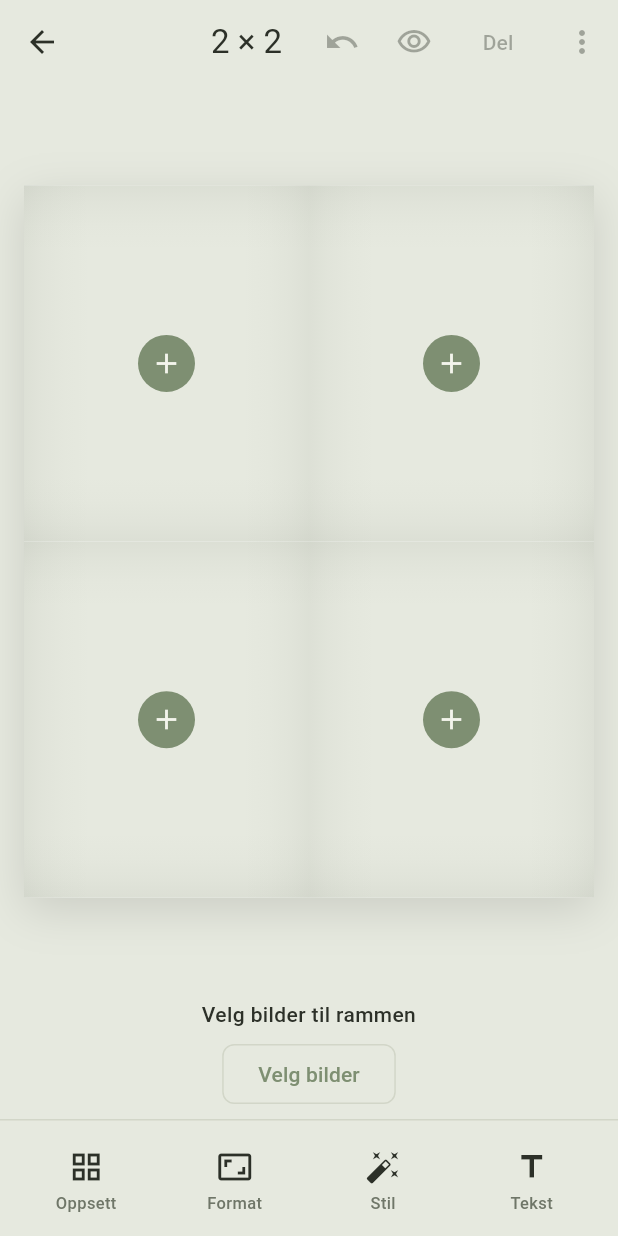
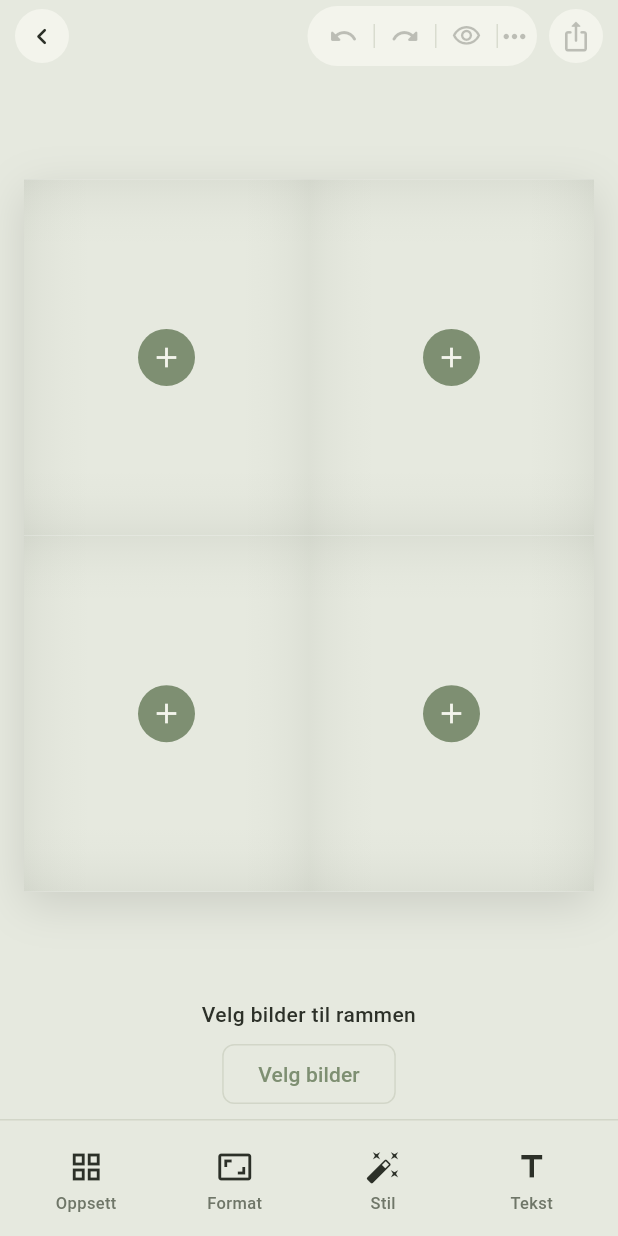
Before and after one commit to hannekj/image_grid, a Flutter app: the screen it shows after launch, after a tap on "Lag innlegg", on a phone screen of 412 x 824 dp. Run offline on Flutter 3.47's test engine with Material 3 defaults, Android fonts, the phone set to English and light mode, and no system bars; our stand-ins replace google_fonts, image_picker, share_plus; missing offline and left inert: gal.

Commit message:
Make editor chrome compact and icon-only
Drop layout/carousel titles and group undo, redo, preview, and more in a shared pill app bar.

Co-authored-by: Cursor <cursoragent@cursor.com>

```diff
--- /dev/null
+++ b/lib/editor_app_bar.dart
@@ -0,0 +1,219 @@
+import 'package:flutter/material.dart';
+
+import 'app_theme.dart';
+
+/// Compact icon-only editor chrome: back · [undo redo …] · share.
+class EditorAppBar extends StatelessWidget implements PreferredSizeWidget {
+  const EditorAppBar({
+    super.key,
+    required this.canUndo,
+    required this.canRedo,
+    required this.onUndo,
+    required this.onRedo,
+    required this.onShare,
+    required this.moreEnabled,
+    required this.moreItems,
+    required this.onMoreSelected,
+    this.sharing = false,
+    this.shareEnabled = false,
+    this.shareLabel,
+    this.previewing = false,
+    this.onTogglePreview,
+    this.previewEnabled = false,
+  });
+
+  final bool canUndo;
+  final bool canRedo;
+  final VoidCallback onUndo;
+  final VoidCallback onRedo;
+  final VoidCallback? onShare;
+  final bool sharing;
+  final bool shareEnabled;
+  final String? shareLabel;
+  final bool moreEnabled;
+  final List<PopupMenuEntry<String>> moreItems;
+  final ValueChanged<String> onMoreSelected;
+  final bool previewing;
+  final VoidCallback? onTogglePreview;
+  final bool previewEnabled;
+
+  static const _barHeight = 48.0;
+
+  @override
+  Size get preferredSize => const Size.fromHeight(_barHeight);
+
+  @override
+  Widget build(BuildContext context) {
+    return AppBar(
+      backgroundColor: AppTheme.mist,
+      foregroundColor: AppTheme.ink,
+      elevation: 0,
+      scrolledUnderElevation: 0,
+      toolbarHeight: _barHeight,
+      centerTitle: true,
+      titleSpacing: 0,
+      title: const SizedBox.shrink(),
+      leadingWidth: 56,
+      leading: Padding(
+        padding: const EdgeInsets.only(left: 10),
+        child: Align(
+          alignment: Alignment.centerLeft,
+          child: _CircleIconButton(
+            tooltip: 'Tilbake',
+            icon: Icons.chevron_left_rounded,
+            onPressed: () => Navigator.maybePop(context),
+          ),
+        ),
+      ),
+      actions: [
+        _IconCluster(
+          children: [
+            _ClusterIconButton(
+              tooltip: 'Angre',
+              icon: Icons.undo_rounded,
+              onPressed: canUndo ? onUndo : null,
+            ),
+            _ClusterIconButton(
+              tooltip: 'Gjør om',
+              icon: Icons.redo_rounded,
+              onPressed: canRedo ? onRedo : null,
+            ),
+            if (onTogglePreview != null)
+              _ClusterIconButton(
+                tooltip: previewing
+                    ? 'Avslutt forhåndsvisning'
+                    : 'Forhåndsvis',
+                icon: previewing
+                    ? Icons.visibility_off_outlined
+                    : Icons.visibility_outlined,
+                onPressed: previewEnabled ? onTogglePreview : null,
+              ),
+            PopupMenuButton<String>(
+              tooltip: 'Mer',
+              enabled: moreEnabled,
+              padding: EdgeInsets.zero,
+              constraints: const BoxConstraints(minWidth: 36, minHeight: 36),
+              offset: const Offset(0, 40),
+              onSelected: onMoreSelected,
+              itemBuilder: (context) => moreItems,
+              child: Icon(
+                Icons.more_horiz_rounded,
+                size: 22,
+                color: moreEnabled
+                    ? AppTheme.ink
+                    : AppTheme.ink.withValues(alpha: 0.28),
+              ),
+            ),
+          ],
+        ),
+        const SizedBox(width: 8),
+        Padding(
+          padding: const EdgeInsets.only(right: 10),
+          child: _CircleIconButton(
+            tooltip: shareLabel ?? 'Del',
+            icon: sharing ? Icons.hourglass_top_rounded : Icons.ios_share_rounded,
+            onPressed: shareEnabled && !sharing ? onShare : null,
+          ),
+        ),
+      ],
+      automaticallyImplyLeading: false,
+    );
+  }
+}
+
+class _IconCluster extends StatelessWidget {
+  const _IconCluster({required this.children});
+
+  final List<Widget> children;
+
+  @override
+  Widget build(BuildContext context) {
+    return Material(
+      color: AppTheme.cream,
+      borderRadius: BorderRadius.circular(20),
+      child: Padding(
+        padding: const EdgeInsets.symmetric(horizontal: 4),
+        child: Row(
+          mainAxisSize: MainAxisSize.min,
+          children: [
+            for (var i = 0; i < children.length; i++) ...[
+              if (i > 0)
+                Container(
+                  width: 1,
+                  height: 16,
+                  color: AppTheme.line.withValues(alpha: 0.8),
+                ),
+              children[i],
+            ],
+          ],
+        ),
+      ),
+    );
+  }
+}
+
+class _ClusterIconButton extends StatelessWidget {
+  const _ClusterIconButton({
+    required this.tooltip,
+    required this.icon,
+    required this.onPressed,
+  });
+
+  final String tooltip;
+  final IconData icon;
+  final VoidCallback? onPressed;
+
+  @override
+  Widget build(BuildContext context) {
+    final enabled = onPressed != null;
+    return IconButton(
+      tooltip: tooltip,
+      onPressed: onPressed,
+      visualDensity: VisualDensity.compact,
+      padding: EdgeInsets.zero,
+      constraints: const BoxConstraints(minWidth: 36, minHeight: 36),
+      icon: Icon(
+        icon,
+        size: 20,
+        color: enabled ? AppTheme.ink : AppTheme.ink.withValues(alpha: 0.28),
+      ),
+    );
+  }
+}
+
+class _CircleIconButton extends StatelessWidget {
+  const _CircleIconButton({
+    required this.tooltip,
+    required this.icon,
+    required this.onPressed,
+  });
+
+  final String tooltip;
+  final IconData icon;
+  final VoidCallback? onPressed;
+
+  @override
+  Widget build(BuildContext context) {
+    final enabled = onPressed != null;
+    return Tooltip(
+      message: tooltip,
+      child: Material(
+        color: AppTheme.cream,
+        shape: const CircleBorder(),
+        child: InkWell(
+          customBorder: const CircleBorder(),
+          onTap: onPressed,
+          child: SizedBox(
+            width: 36,
+            height: 36,
+            child: Icon(
+              icon,
+              size: 22,
+              color: enabled ? AppTheme.ink : AppTheme.ink.withValues(alpha: 0.28),
+            ),
+          ),
+        ),
+      ),
+    );
+  }
+}
--- a/lib/layout_editor_page.dart
+++ b/lib/layout_editor_page.dart
@@ -17,6 +17,7 @@ import 'canvas_share.dart';
 import 'discard_dialog.dart';
 import 'dump_layout.dart';
 import 'draft_storage.dart';
+import 'editor_app_bar.dart';
 import 'editor_history.dart';
 import 'editor_tool_grid.dart';
 import 'empty_canvas_hint.dart';
@@ -941,39 +942,31 @@ class _LayoutEditorPageState extends State<LayoutEditorPage> {
       },
       child: Scaffold(
         backgroundColor: AppTheme.mist,
-        appBar: AppBar(
-          backgroundColor: AppTheme.mist,
-          title: Text(_layout.label),
-          centerTitle: true,
-          actions: [
-            IconButton(
-              tooltip: 'Angre',
-              onPressed:
-                  _history.canUndo && !_exporting && !_previewing ? _undo : null,
-              icon: const Icon(Icons.undo),
+        appBar: EditorAppBar(
+          canUndo: _history.canUndo && !_exporting && !_previewing,
+          canRedo: _history.canRedo && !_exporting && !_previewing,
+          onUndo: _undo,
+          onRedo: _redo,
+          sharing: _exporting,
+          shareEnabled: _hasAnyImage && !_exporting && !_previewing,
+          shareLabel: _exporting ? AppCopy.wait : AppCopy.share,
+          onShare: _shareFrame,
+          previewing: _previewing,
+          previewEnabled: _hasAnyImage && !_exporting,
+          onTogglePreview: _togglePreview,
+          moreEnabled: !_exporting && !_previewing && _hasAnyImage,
+          moreItems: const [
+            PopupMenuItem<String>(
+              value: 'save_draft',
+              child: Text(AppCopy.saveDraft),
             ),
-            IconButton(
-              tooltip: _previewing ? 'Avslutt forhåndsvisning' : 'Forhåndsvis',
-              onPressed: _hasAnyImage && !_exporting ? _togglePreview : null,
-              icon: Icon(
-                _previewing ? Icons.visibility_off_outlined : Icons.visibility_outlined,
+            PopupMenuItem<String>(
+              value: 'download',
+              child: Text(AppCopy.saveToPhotos),
             ),
-            ),
-            TextButton(
-              onPressed: _hasAnyImage && !_exporting && !_previewing
-                  ? _shareFrame
-                  : null,
-              child: Text(_exporting ? AppCopy.wait : AppCopy.share),
-            ),
-            PopupMenuButton<String>(
-              tooltip: 'Mer',
-              enabled: !_exporting &&
-                  !_previewing &&
-                  (_hasAnyImage || _history.canRedo),
-              onSelected: (value) async {
-                if (value == 'redo') {
-                  _redo();
-                } else if (value == 'download') {
+          ],
+          onMoreSelected: (value) async {
+            if (value == 'download') {
               await _downloadFrame();
             } else if (value == 'save_draft') {
               await _saveDraft();
@@ -981,27 +974,6 @@ class _LayoutEditorPageState extends State<LayoutEditorPage> {
               if (mounted) _showMessage(AppCopy.draftSaved);
             }
           },
-              itemBuilder: (context) {
-                return [
-                  PopupMenuItem<String>(
-                    value: 'redo',
-                    enabled: _history.canRedo,
-                    child: const Text('Gjør om'),
-                  ),
-                  if (_hasAnyImage) ...[
-                    const PopupMenuItem<String>(
-                      value: 'save_draft',
-                      child: Text(AppCopy.saveDraft),
-                    ),
-                    const PopupMenuItem<String>(
-                      value: 'download',
-                      child: Text(AppCopy.saveToPhotos),
-                    ),
-                  ],
-                ];
-              },
-            ),
-          ],
         ),
         body: SafeArea(
           child: Column(
```
Also changed, not shown: lib/carousel_page.dart (+26 -57 lines), 1 other file. Lines whose indentation alone changed are shown as unchanged.
